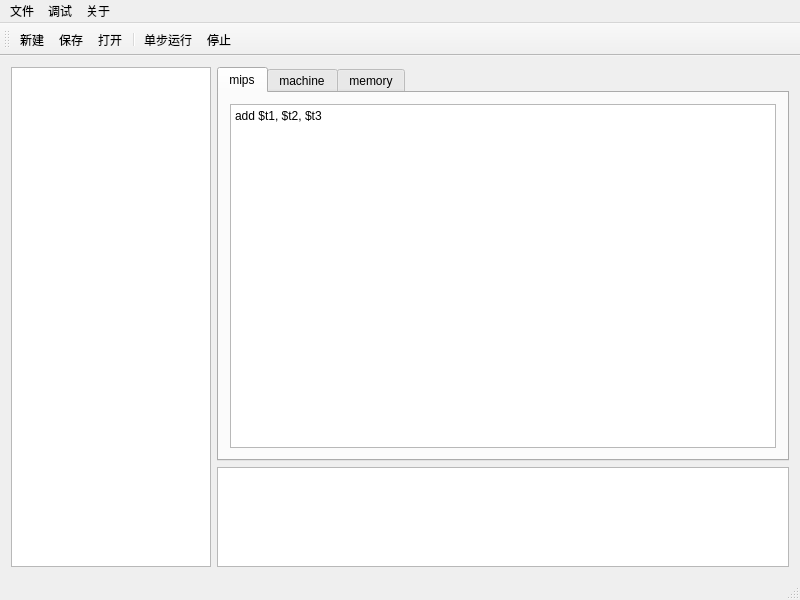
This is mainwindow.ui in Gnnng/sim as Qt 5 draws it before an edit. The edited form follows.
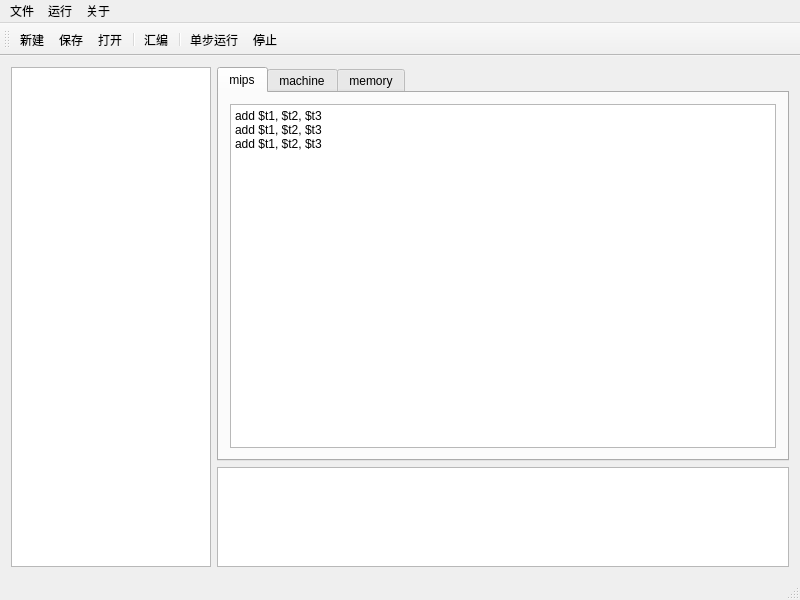
This is the edited form. The open tabs and pages were chosen to show the change. Icons and pictures are not drawn.

The edit to the form file:
```diff
--- a/mainwindow.ui
+++ b/mainwindow.ui
@@ -76,8 +76,8 @@
              <widget class="QPlainTextEdit" name="plainTextEditMips">
               <property name="plainText">
                <string>add $t1, $t2, $t3
-
-</string>
+add $t1, $t2, $t3
+add $t1, $t2, $t3</string>
               </property>
              </widget>
             </item>
@@ -156,7 +156,7 @@
    </widget>
    <widget class="QMenu" name="menuExcute">
     <property name="title">
-     <string>调试</string>
+     <string>运行</string>
     </property>
     <addaction name="actionRun"/>
     <addaction name="actionRunto"/>
@@ -187,6 +187,8 @@
    <addaction name="actionSave"/>
    <addaction name="actionOpen"/>
    <addaction name="separator"/>
+   <addaction name="actionAssemble"/>
+   <addaction name="separator"/>
    <addaction name="actionRun"/>
    <addaction name="actionStop"/>
   </widget>
@@ -273,6 +275,23 @@
     <string>Ctrl+F5</string>
    </property>
   </action>
+  <action name="actionAssemble">
+   <property name="icon">
+    <iconset resource="sim.qrc">
+     <normaloff>:/images/build.png</normaloff>:/images/build.png</iconset>
+   </property>
+   <property name="text">
+    <string>汇编</string>
+   </property>
+   <property name="shortcut">
+    <string>F5</string>
+   </property>
+  </action>
+  <action name="actionDisassemble">
+   <property name="text">
+    <string>反汇编</string>
+   </property>
+  </action>
  </widget>
  <layoutdefault spacing="6" margin="11"/>
  <resources>
```
Left out of the diff: 10 changed lines with no effect on the pictures.
